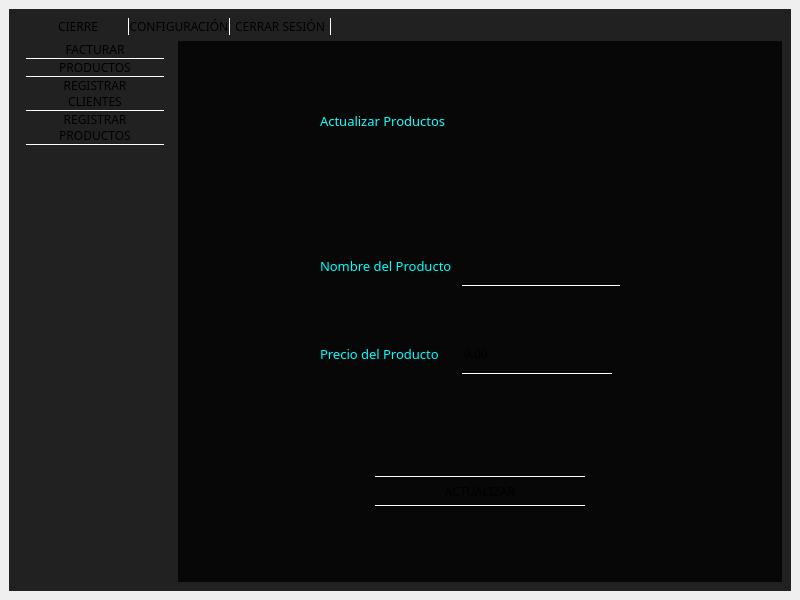
The window that ui/interfaz_principal.ui (DevHarsue/FRIKIZONE) describes before a commit, drawn with Qt 5.
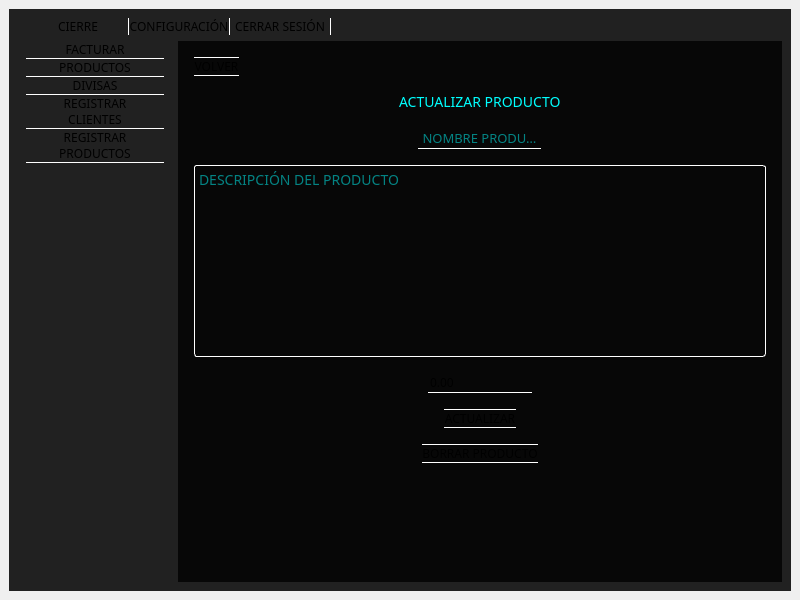
The same window after the commit. The open tabs and pages were chosen to show the change. Icons and pictures are not drawn.

Commit message: Agrego actualizacion de productos y divisas

The edit to the form file:
```diff
--- a/ui/interfaz_principal.ui
+++ b/ui/interfaz_principal.ui
@@ -207,6 +207,13 @@
             </property>
            </widget>
           </item>
+          <item>
+           <widget class="QPushButton" name="boton_v_divisas">
+            <property name="text">
+             <string>DIVISAS</string>
+            </property>
+           </widget>
+          </item>
           <item>
            <widget class="QPushButton" name="boton_v_registrar_clientes">
             <property name="cursor">
@@ -765,225 +772,106 @@
             <number>0</number>
            </property>
            <item>
-            <widget class="QFrame" name="frame_8">
-             <property name="styleSheet">
-              <string notr="true">background:Transparent;</string>
-             </property>
-             <property name="frameShape">
-              <enum>QFrame::Shape::StyledPanel</enum>
-             </property>
-             <property name="frameShadow">
-              <enum>QFrame::Shadow::Raised</enum>
-             </property>
-             <layout class="QVBoxLayout" name="verticalLayout_16">
-              <item alignment="Qt::AlignmentFlag::AlignHCenter">
-               <widget class="QWidget" name="widget" native="true">
-                <property name="minimumSize">
-                 <size>
-                  <width>580</width>
-                  <height>417</height>
-                 </size>
-                </property>
-                <property name="styleSheet">
-                 <string notr="true">background: transparent</string>
-                </property>
-                <layout class="QGridLayout" name="gridLayout_17" columnstretch="0">
+            <layout class="QGridLayout" name="gridLayout_3">
                  <property name="leftMargin">
-                  <number>5</number>
+              <number>16</number>
                  </property>
                  <property name="topMargin">
-                  <number>20</number>
+              <number>16</number>
                  </property>
                  <property name="rightMargin">
-                  <number>5</number>
+              <number>16</number>
                  </property>
                  <property name="bottomMargin">
-                  <number>40</number>
-                 </property>
-                 <property name="horizontalSpacing">
-                  <number>0</number>
+              <number>16</number>
                  </property>
                  <property name="verticalSpacing">
-                  <number>15</number>
-                 </property>
-                 <item row="0" column="0" alignment="Qt::AlignmentFlag::AlignHCenter">
-                  <widget class="QLabel" name="label_22">
-                   <property name="minimumSize">
-                    <size>
-                     <width>320</width>
-                     <height>50</height>
-                    </size>
-                   </property>
-                   <property name="maximumSize">
+              <number>16</number>
+             </property>
+             <item row="7" column="0">
+              <spacer name="verticalSpacer_2">
+               <property name="orientation">
+                <enum>Qt::Orientation::Vertical</enum>
+               </property>
+               <property name="sizeHint" stdset="0">
                     <size>
-                     <width>320</width>
-                     <height>50</height>
-                    </size>
-                   </property>
-                   <property name="styleSheet">
-                    <string notr="true">font: 26pt &quot;Sylfaen&quot;;
-color: rgb(21, 255, 255);</string>
-                   </property>
-                   <property name="text">
-                    <string>Actualizar Productos</string>
-                   </property>
-                  </widget>
-                 </item>
-                 <item row="3" column="0" alignment="Qt::AlignmentFlag::AlignHCenter">
-                  <widget class="QPushButton" name="pushButton_12">
-                   <property name="minimumSize">
-                    <size>
-                     <width>210</width>
-                     <height>30</height>
-                    </size>
-                   </property>
-                   <property name="maximumSize">
-                    <size>
-                     <width>192</width>
-                     <height>30</height>
-                    </size>
-                   </property>
+                 <width>20</width>
+                 <height>40</height>
+                </size>
+               </property>
+              </spacer>
+             </item>
+             <item row="5" column="0" alignment="Qt::AlignmentFlag::AlignHCenter">
+              <widget class="QPushButton" name="boton_actualizar_aproducto">
                    <property name="cursor">
                     <cursorShape>PointingHandCursor</cursorShape>
                    </property>
-                   <property name="styleSheet">
-                    <string notr="true">font: 12pt &quot;Sylfaen&quot;;</string>
-                   </property>
                    <property name="text">
                     <string>ACTUALIZAR</string>
                    </property>
                   </widget>
                  </item>
-                 <item row="1" column="0">
-                  <widget class="QFrame" name="frame_9">
-                   <property name="minimumSize">
-                    <size>
-                     <width>300</width>
-                     <height>200</height>
-                    </size>
-                   </property>
-                   <property name="maximumSize">
-                    <size>
-                     <width>300</width>
-                     <height>250</height>
-                    </size>
-                   </property>
-                   <layout class="QGridLayout" name="gridLayout_18">
-                    <property name="leftMargin">
-                     <number>0</number>
-                    </property>
-                    <property name="topMargin">
-                     <number>12</number>
-                    </property>
-                    <property name="rightMargin">
-                     <number>0</number>
-                    </property>
-                    <property name="bottomMargin">
-                     <number>12</number>
-                    </property>
-                    <property name="horizontalSpacing">
-                     <number>10</number>
-                    </property>
-                    <property name="verticalSpacing">
-                     <number>0</number>
-                    </property>
+             <item row="1" column="0" alignment="Qt::AlignmentFlag::AlignHCenter">
+              <widget class="QLabel" name="label">
+               <property name="styleSheet">
+                <string notr="true">font-size: 14px;</string>
+               </property>
+               <property name="text">
+                <string>ACTUALIZAR PRODUCTO</string>
+               </property>
+              </widget>
+             </item>
+             <item row="2" column="0" alignment="Qt::AlignmentFlag::AlignHCenter">
+              <widget class="QLineEdit" name="line_nombre_aproducto">
+               <property name="alignment">
+                <set>Qt::AlignmentFlag::AlignCenter</set>
+               </property>
+               <property name="placeholderText">
+                <string>NOMBRE PRODUCTO</string>
+               </property>
+              </widget>
+             </item>
+             <item row="3" column="0">
+              <widget class="QTextEdit" name="text_descripcion_aproducto">
+               <property name="tabChangesFocus">
+                <bool>true</bool>
+               </property>
+               <property name="placeholderText">
+                <string>DESCRIPCIÓN DEL PRODUCTO</string>
+               </property>
+              </widget>
+             </item>
                     <item row="0" column="0" alignment="Qt::AlignmentFlag::AlignLeft">
-                     <widget class="QLabel" name="label_23">
-                      <property name="minimumSize">
-                       <size>
-                        <width>0</width>
-                        <height>40</height>
-                       </size>
-                      </property>
-                      <property name="maximumSize">
-                       <size>
-                        <width>16777215</width>
-                        <height>40</height>
-                       </size>
-                      </property>
+              <widget class="QPushButton" name="boton_volver_aproducto">
+               <property name="cursor">
+                <cursorShape>PointingHandCursor</cursorShape>
+               </property>
                       <property name="styleSheet">
-                       <string notr="true">font: 12pt &quot;Sylfaen&quot;;</string>
+                <string notr="true">margin-left: 1em;</string>
                       </property>
                       <property name="text">
-                       <string>Nombre del Producto</string>
+                <string>VOLVER</string>
                       </property>
                      </widget>
                     </item>
-                    <item row="0" column="1" alignment="Qt::AlignmentFlag::AlignLeft">
-                     <widget class="QLineEdit" name="lineEdit_12">
-                      <property name="minimumSize">
-                       <size>
-                        <width>172</width>
-                        <height>40</height>
-                       </size>
-                      </property>
-                      <property name="maximumSize">
-                       <size>
-                        <width>150</width>
-                        <height>40</height>
-                       </size>
-                      </property>
-                      <property name="styleSheet">
-                       <string notr="true">font: 9pt &quot;Segoe UI&quot;;</string>
-                      </property>
-                      <property name="text">
-                       <string/>
-                      </property>
-                     </widget>
-                    </item>
-                    <item row="1" column="1">
-                     <widget class="QDoubleSpinBox" name="doubleSpinBox_8">
-                      <property name="minimumSize">
-                       <size>
-                        <width>137</width>
-                        <height>40</height>
-                       </size>
-                      </property>
-                      <property name="maximumSize">
-                       <size>
-                        <width>150</width>
-                        <height>40</height>
-                       </size>
-                      </property>
-                      <property name="styleSheet">
-                       <string notr="true"/>
-                      </property>
-                     </widget>
-                    </item>
-                    <item row="1" column="0" alignment="Qt::AlignmentFlag::AlignLeft">
-                     <widget class="QLabel" name="label_24">
-                      <property name="minimumSize">
-                       <size>
-                        <width>0</width>
-                        <height>40</height>
-                       </size>
-                      </property>
-                      <property name="maximumSize">
-                       <size>
-                        <width>16777215</width>
-                        <height>40</height>
-                       </size>
-                      </property>
-                      <property name="styleSheet">
-                       <string notr="true">font: 12pt &quot;Sylfaen&quot;;</string>
-                      </property>
+             <item row="4" column="0" alignment="Qt::AlignmentFlag::AlignHCenter">
+              <widget class="QDoubleSpinBox" name="double_precio_aproducto">
+               <property name="cursor">
+                <cursorShape>PointingHandCursor</cursorShape>
+               </property>
+               <property name="maximum">
+                <double>9999999999.000000000000000</double>
+               </property>
+              </widget>
+             </item>
+             <item row="6" column="0" alignment="Qt::AlignmentFlag::AlignHCenter">
+              <widget class="QPushButton" name="boton_borrar_aproducto">
                       <property name="text">
-                       <string>Precio del Producto</string>
+                <string>BORRAR PRODUCTO</string>
                       </property>
                      </widget>
                     </item>
                    </layout>
-                   <zorder>label_23</zorder>
-                   <zorder>doubleSpinBox_8</zorder>
-                   <zorder>label_24</zorder>
-                   <zorder>lineEdit_12</zorder>
-                  </widget>
-                 </item>
-                </layout>
-               </widget>
-              </item>
-             </layout>
-            </widget>
            </item>
           </layout>
          </widget>
```
Left out of the diff: 240 changed lines with no effect on the pictures. Lines whose indentation alone changed are shown as unchanged. The commit also changes 10 other files.
